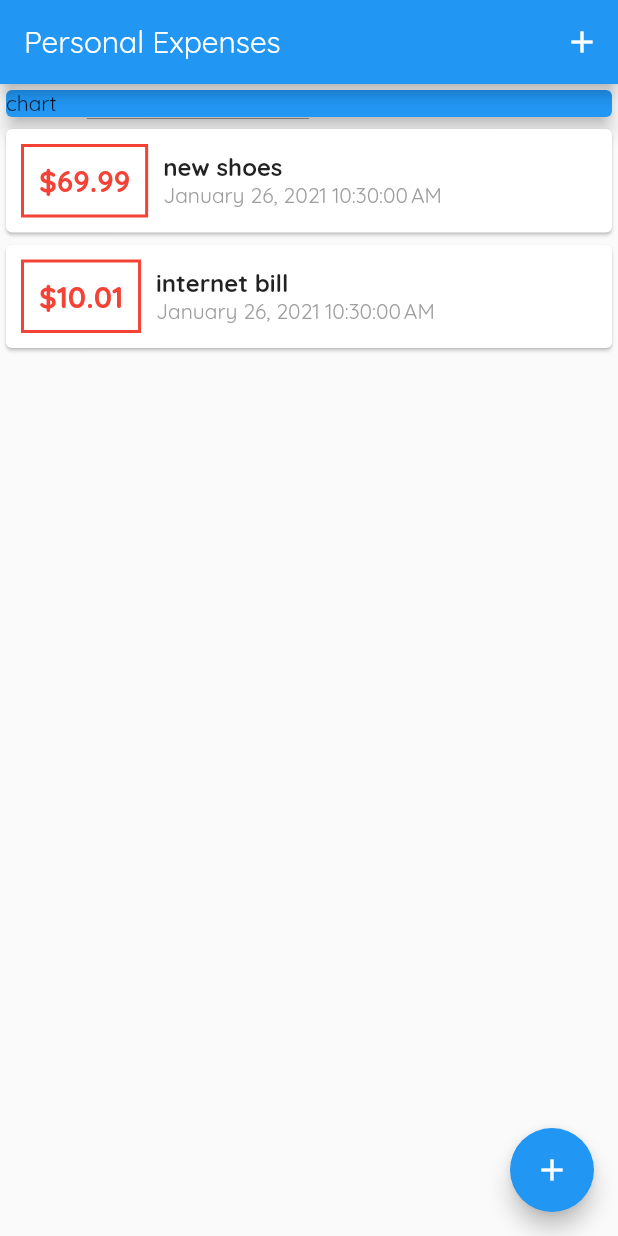
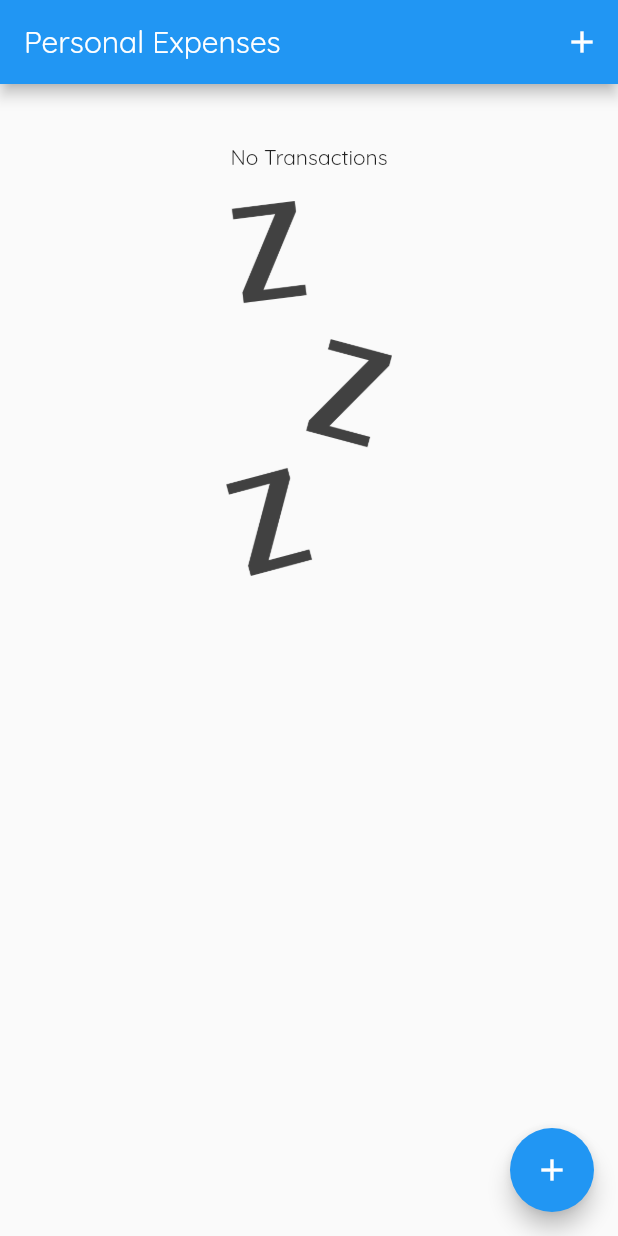
Before and after one commit to fiend361/flutter-personal-expenses-app, a Flutter app: the screen it shows after launch, on a phone screen of 412 x 824 dp. Run offline on Flutter 3.47's test engine with Material 2 defaults, Android fonts, the phone set to English and light mode, and no system bars.

Commit message:
created the chart widget

```diff
--- a/lib/main.dart
+++ b/lib/main.dart
@@ -1,5 +1,6 @@
 import 'package:flutter/gestures.dart';
 import 'package:flutter/material.dart';
+import './widgets/chart.dart';
 import './widgets/new_transaction.dart';
 import './widgets/transaction_list.dart';
 import './models/transaction.dart';
@@ -30,19 +31,25 @@ class MyHomePage extends StatefulWidget {
 
 class _MyHomePageState extends State<MyHomePage> {
   final List<Transaction> _userTransactions = [
-    Transaction(
-      id: 't1',
-      title: 'new shoes',
-      amount: 69.99,
-      date: DateTime.now(),
-    ),
-    Transaction(
-      id: 't2',
-      title: 'internet bill',
-      amount: 10.01,
-      date: DateTime.now(),
-    ),
+    // Transaction(
+    //   id: 't1',
+    //   title: 'new shoes',
+    //   amount: 69.99,
+    //   date: DateTime.now(),
+    // ),
+    // Transaction(
+    //   id: 't2',
+    //   title: 'internet bill',
+    //   amount: 10.01,
+    //   date: DateTime.now(),
+    // ),
   ];
+
+  List<Transaction> get _recentTransactions {
+    return _userTransactions.where((element) {
+      return element.date.isAfter(DateTime.now().subtract(Duration(days: 7)));
+    }).toList();
+  }
 
   void _addNewTransaction(String title, double amount) {
     final tx = Transaction(
@@ -86,14 +93,7 @@ class _MyHomePageState extends State<MyHomePage> {
         child: Column(
           crossAxisAlignment: CrossAxisAlignment.stretch,
           children: <Widget>[
-            Container(
-              width: double.infinity,
-              child: Card(
-                color: Colors.blue,
-                child: Text('chart'),
-                elevation: 5,
-              ),
-            ),
+            Chart(_recentTransactions),
             TransactionList(_userTransactions),
           ],
         ),
--- /dev/null
+++ b/lib/widgets/chart.dart
@@ -0,0 +1,37 @@
+import 'package:flutter/material.dart';
+import 'package:intl/intl.dart';
+import '../models/transaction.dart';
+
+class Chart extends StatelessWidget {
+  final List<Transaction> recentTransactions;
+
+  Chart(this.recentTransactions);
+
+  List<Map<String, Object>> get groupegTransactionsValue {
+    return List.generate(7, (index) {
+      final weekday = DateTime.now().subtract(Duration(days: index));
+      double totalSum = 0.0;
+
+      for (var i = 0; i < recentTransactions.length; i++) {
+        if (recentTransactions[i].date.day == weekday.day &&
+            recentTransactions[i].date.month == weekday.month &&
+            recentTransactions[i].date.year == weekday.year) {
+          totalSum += recentTransactions[i].amount;
+        }
+      }
+
+      return {'day': DateFormat.E(weekday), 'amount': totalSum};
+    });
+  }
+
+  @override
+  Widget build(BuildContext context) {
+    return Card(
+      elevation: 6,
+      margin: EdgeInsets.all(20),
+      child: Row(
+        children: <Widget>[],
+      ),
+    );
+  }
+}
--- a/lib/widgets/transaction_list.dart
+++ b/lib/widgets/transaction_list.dart
@@ -11,7 +11,23 @@ class TransactionList extends StatelessWidget {
   Widget build(BuildContext context) {
     return Container(
       height: 300,
-      child: ListView.builder(
+      child: transactions.isEmpty
+          ? Column(
+              children: <Widget>[
+                Text('No Transactions'),
+                SizedBox(
+                  height: 20,
+                ),
+                Container(
+                  height: 250,
+                  child: Image.asset(
+                    'assets/images/waiting.png',
+                    fit: BoxFit.cover,
+                  ),
+                ),
+              ],
+            )
+          : ListView.builder(
               itemBuilder: (contrst, index) {
                 return Card(
                   child: Row(
--- a/pubspec.yaml
+++ b/pubspec.yaml
@@ -44,9 +44,9 @@ flutter:
   uses-material-design: true
 
   # To add assets to your application, add an assets section, like this:
-  # assets:
-  #   - images/a_dot_burr.jpeg
-  #   - images/a_dot_ham.jpeg
+  assets:
+    - assets/images/waiting.png
+    # - images/a_dot_ham.jpeg
 
   # An image asset can refer to one or more resolution-specific "variants", see
   # https://flutter.dev/assets-and-images/#resolution-aware.
```
Also changed, not shown: assets/images/waiting.png (added). Lines whose indentation alone changed are shown as unchanged.
